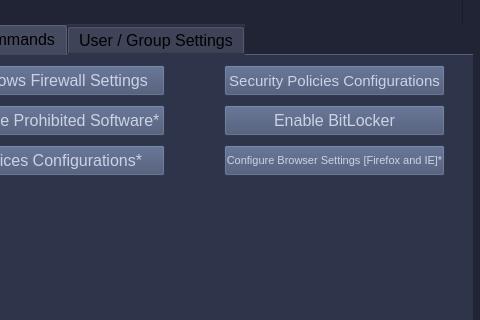
First picture: the form in GUIs/ScriptRunnerPyQt5_GUI/PyUIs/MainMenu2.ui, repository vipersniper0501/CP_Scripts2, before the edit; both pictures show x 368 to 848 and y 119 to 439 of the 848 by 598 pixel window.
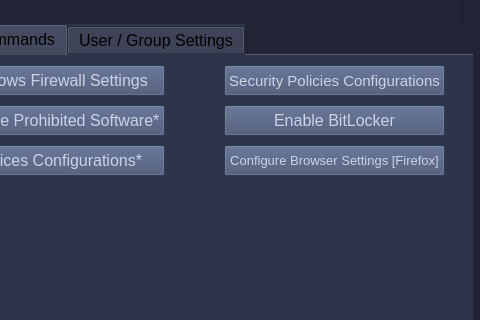
Second picture: the form after the edit. The open tabs and pages were chosen to show the change. Icons and pictures are not drawn.

Commit message: version 0.10.0 - Firefox configurations are complete + started working on added function to update device drivers

What changed in the file:
```diff
--- a/GUIs/ScriptRunnerPyQt5_GUI/PyUIs/MainMenu2.ui
+++ b/GUIs/ScriptRunnerPyQt5_GUI/PyUIs/MainMenu2.ui
@@ -589,14 +589,14 @@
         </property>
         <property name="font">
          <font>
-          <pointsize>8</pointsize>
+          <pointsize>10</pointsize>
          </font>
         </property>
         <property name="styleSheet">
          <string notr="true">background-color: #414E6E;color: #CCD2E6;</string>
         </property>
         <property name="text">
-         <string>Configure Browser Settings [Firefox and IE]*</string>
+         <string>Configure Browser Settings [Firefox]</string>
         </property>
        </widget>
       </widget>
```
The commit also changes 9 other files.
